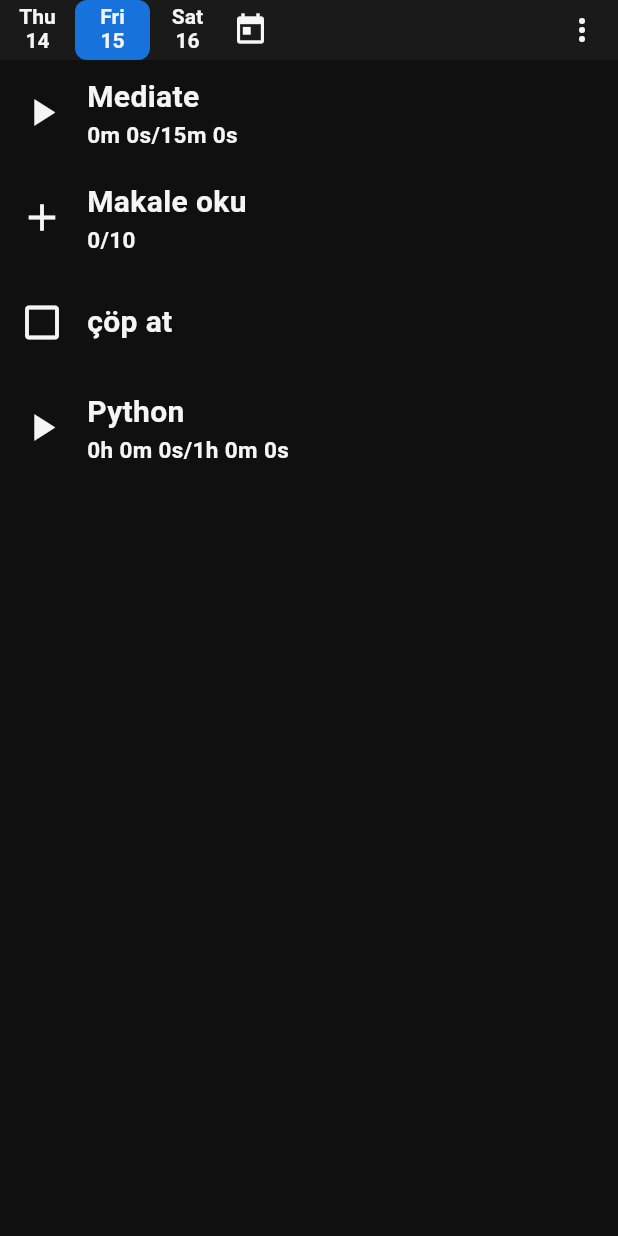
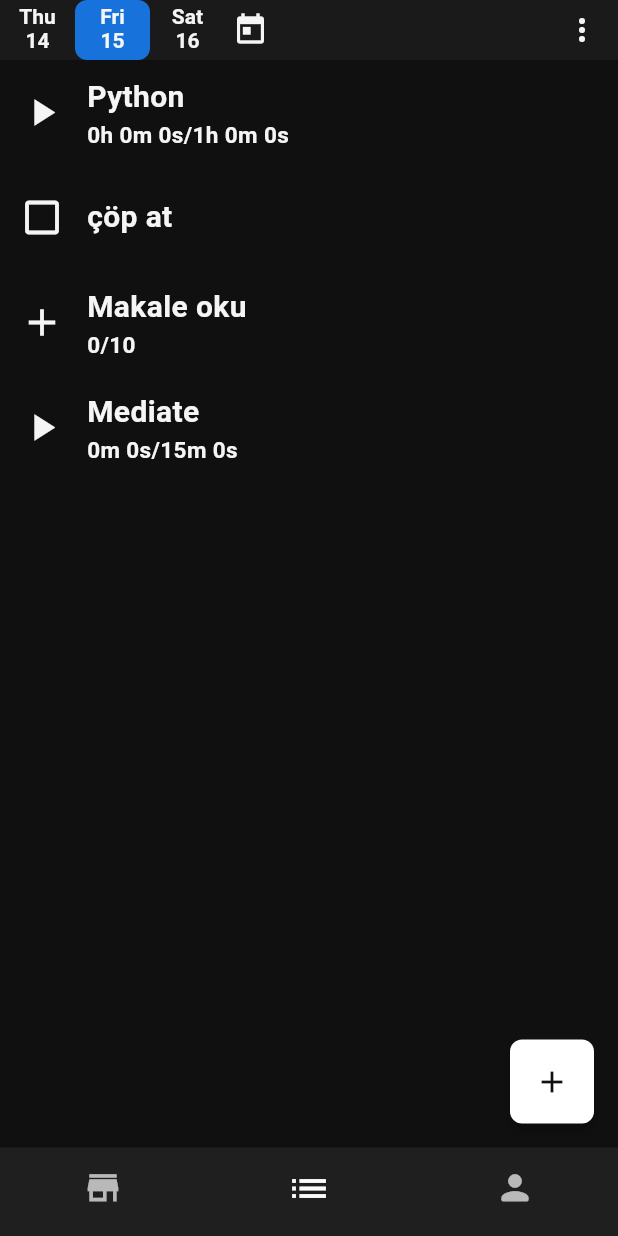
Before and after one commit to senabdulgani/gamify_todo, a Flutter app: the screen it shows after launch, on a phone screen of 412 x 824 dp. Run offline on Flutter 3.47's test engine with Material 3 defaults, Android fonts, the phone set to English and light mode, and no system bars; drawn by our look-alikes of flutter_slidable; our stand-ins replace device_info_plus, emoji_picker_flutter, firebase_core, flutter_screenutil, get, hive_flutter and 1 more; missing offline and left inert: duration_picker; accounts and stored records are empty.

```diff
--- a/lib/3 Page/Home/Widget/task_item.dart
+++ b/lib/3 Page/Home/Widget/task_item.dart
@@ -1,4 +1,5 @@
 import 'package:flutter/material.dart';
+import 'package:flutter_screenutil/flutter_screenutil.dart';
 import 'package:gamify_todo/1%20Core/extensions.dart';
 import 'package:gamify_todo/2%20General/app_colors.dart';
 import 'package:gamify_todo/3%20Page/Home/Widget/task_slide_actions.dart';
@@ -24,7 +25,11 @@ class _TaskItemState extends State<TaskItem> {
   Widget build(BuildContext context) {
     return TaskSlideActinos(
       taskModel: widget.taskModel,
-      child: InkWell(
+      child: Stack(
+        alignment: Alignment.bottomLeft,
+        children: [
+          progress(),
+          InkWell(
             onTap: () {
               // ??? direkt containere basınca da icon butona basmış gibi mi osun emin olamadım deneyeceğim.
               taskAction();
@@ -35,8 +40,8 @@ class _TaskItemState extends State<TaskItem> {
             borderRadius: AppColors.borderRadiusAll,
             child: Container(
               height: 70,
+              padding: const EdgeInsets.all(8),
               color: AppColors.transparent,
-          padding: const EdgeInsets.all(8),
               child: Row(
                 children: [
                   taskActionIcon(),
@@ -47,6 +52,25 @@ class _TaskItemState extends State<TaskItem> {
                 ],
               ),
             ),
+          ),
+        ],
+      ),
+    );
+  }
+
+  AnimatedContainer progress() {
+    return AnimatedContainer(
+      duration: const Duration(milliseconds: 300),
+      height: 2,
+      width: widget.taskModel.isCompleted
+          ? 1.sw
+          : widget.taskModel.type == TaskTypeEnum.TIMER
+              ? widget.taskModel.currentDuration!.inMilliseconds / widget.taskModel.remainingDuration!.inMilliseconds * 1.sw
+              : widget.taskModel.type == TaskTypeEnum.COUNTER
+                  ? widget.taskModel.currentCount! / widget.taskModel.targetCount! * 1.sw
+                  : 0.sw,
+      decoration: BoxDecoration(
+        color: AppColors.deepMain,
       ),
     );
   }
--- a/lib/3 Page/Home/Widget/task_list.dart
+++ b/lib/3 Page/Home/Widget/task_list.dart
@@ -23,12 +23,10 @@ class _TaskListState extends State<TaskList> {
     selectedDateTaskList.clear();
     for (var task in context.read<TaskProvider>().taskList) {
       if (Helper().isSameDay(task.taskDate, context.read<TaskProvider>().selectedDate)) {
-        if (context.read<TaskProvider>().showCompleted && task.isCompleted) {
-          selectedDateTaskList.add(task);
-        } else if (!context.read<TaskProvider>().showCompleted && task.isCompleted) {
+        if (!context.read<TaskProvider>().showCompleted && task.isCompleted) {
           continue;
         } else {
-          selectedDateTaskList.insert(0, task);
+          selectedDateTaskList.add(task);
         }
       }
     }
--- a/lib/main.dart
+++ b/lib/main.dart
@@ -49,7 +49,7 @@ class Main extends StatelessWidget {
         return GetMaterialApp(
           title: 'NextLevel',
           getPages: routeList,
-          initialRoute: '/home',
+          initialRoute: '/navbar',
           theme: AppColors().appTheme,
           debugShowCheckedModeBanner: false,
           showPerformanceOverlay: false,
```
Lines whose indentation alone changed are shown as unchanged.
